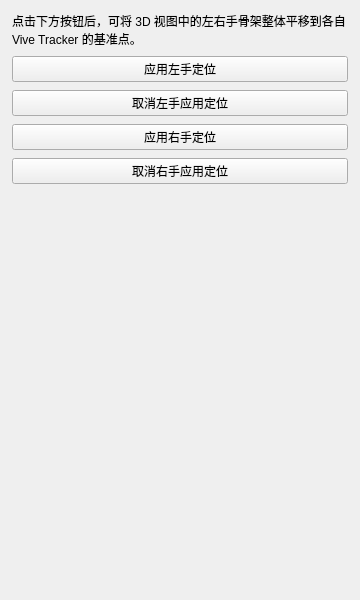
Above: ui/vive_tracker_caliApply.ui from FOHEART/MotionGloveSDK_python before the change. Below: the same form after it.
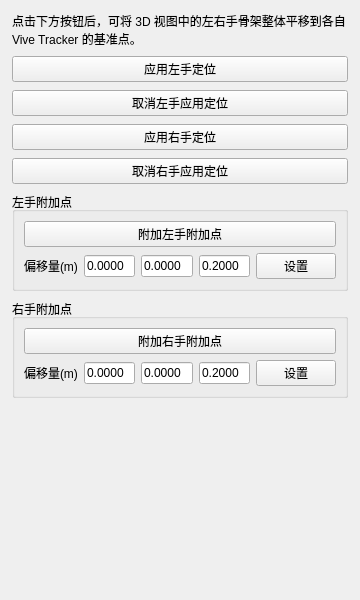
That is the form after the change.

Commit message: feat: add left-hand Vive Tracker attachment axis with UI controls

The edit to the form file:
```diff
--- a/ui/vive_tracker_caliApply.ui
+++ b/ui/vive_tracker_caliApply.ui
@@ -70,6 +70,116 @@
      </property>
     </widget>
    </item>
+    <item>
+     <widget class="QGroupBox" name="leftAttachAxisGroupBox">
+      <property name="title">
+        <string>左手附加点</string>
+      </property>
+      <layout class="QVBoxLayout" name="leftAttachAxisLayout">
+        <item>
+         <widget class="QPushButton" name="leftAttachAxisButton">
+          <property name="text">
+            <string>附加左手附加点</string>
+          </property>
+         </widget>
+        </item>
+          <item>
+           <layout class="QHBoxLayout" name="leftAttachAxisOffsetLayout">
+            <item>
+             <widget class="QLabel" name="leftAttachAxisOffsetLabel">
+              <property name="text">
+               <string>偏移量(m)</string>
+              </property>
+             </widget>
+            </item>
+            <item>
+             <widget class="QLineEdit" name="leftAttachAxisXEdit">
+              <property name="text">
+               <string>0.0000</string>
+              </property>
+             </widget>
+            </item>
+            <item>
+             <widget class="QLineEdit" name="leftAttachAxisYEdit">
+              <property name="text">
+               <string>0.0000</string>
+              </property>
+             </widget>
+            </item>
+            <item>
+             <widget class="QLineEdit" name="leftAttachAxisZEdit">
+              <property name="text">
+               <string>0.2000</string>
+              </property>
+             </widget>
+            </item>
+            <item>
+             <widget class="QPushButton" name="leftAttachAxisSetButton">
+              <property name="text">
+               <string>设置</string>
+              </property>
+             </widget>
+            </item>
+           </layout>
+          </item>
+      </layout>
+     </widget>
+    </item>
+    <item>
+     <widget class="QGroupBox" name="rightAttachAxisGroupBox">
+      <property name="title">
+       <string>右手附加点</string>
+      </property>
+      <layout class="QVBoxLayout" name="rightAttachAxisLayout">
+       <item>
+      <widget class="QPushButton" name="rightAttachAxisButton">
+       <property name="text">
+        <string>附加右手附加点</string>
+       </property>
+      </widget>
+       </item>
+       <item>
+      <layout class="QHBoxLayout" name="rightAttachAxisOffsetLayout">
+       <item>
+        <widget class="QLabel" name="rightAttachAxisOffsetLabel">
+         <property name="text">
+        <string>偏移量(m)</string>
+         </property>
+        </widget>
+       </item>
+       <item>
+        <widget class="QLineEdit" name="rightAttachAxisXEdit">
+         <property name="text">
+        <string>0.0000</string>
+         </property>
+        </widget>
+       </item>
+       <item>
+        <widget class="QLineEdit" name="rightAttachAxisYEdit">
+         <property name="text">
+        <string>0.0000</string>
+         </property>
+        </widget>
+       </item>
+       <item>
+        <widget class="QLineEdit" name="rightAttachAxisZEdit">
+         <property name="text">
+        <string>0.2000</string>
+         </property>
+        </widget>
+       </item>
+       <item>
+        <widget class="QPushButton" name="rightAttachAxisSetButton">
+         <property name="text">
+        <string>设置</string>
+         </property>
+        </widget>
+       </item>
+      </layout>
+       </item>
+      </layout>
+     </widget>
+    </item>
    <item>
     <spacer name="verticalSpacer">
      <property name="orientation">
```
The commit also changes 9 other files.
